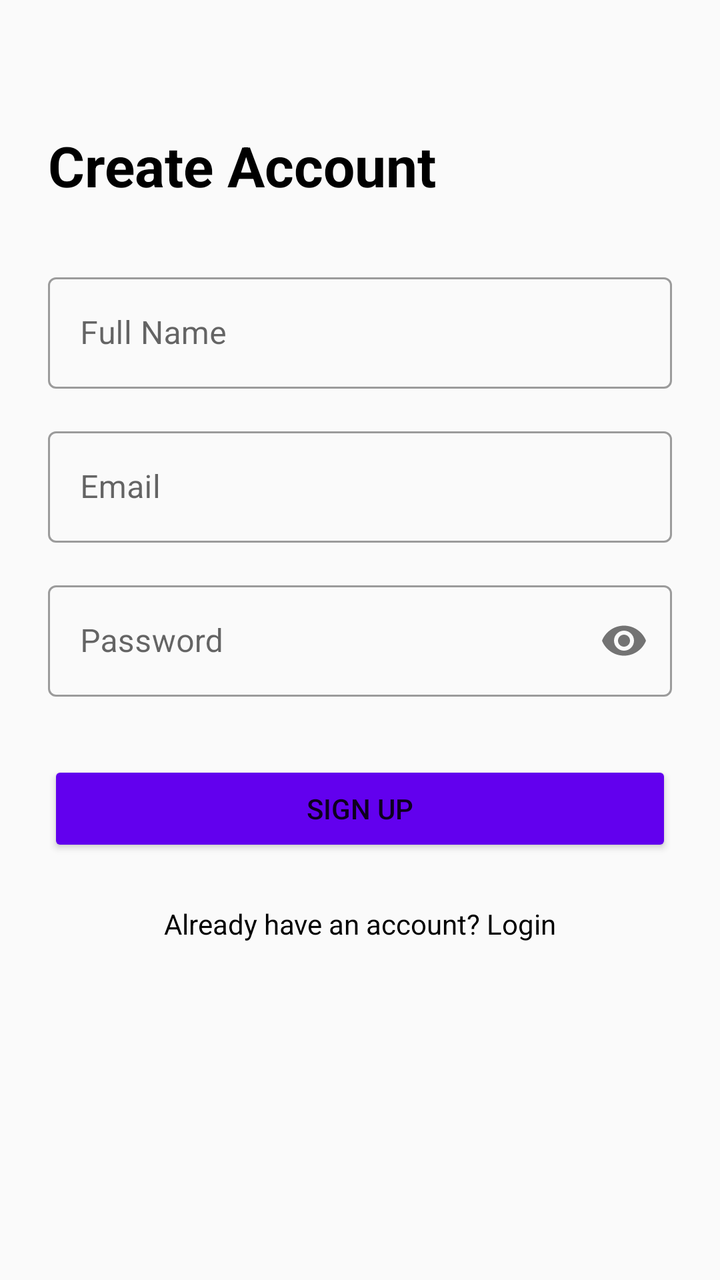
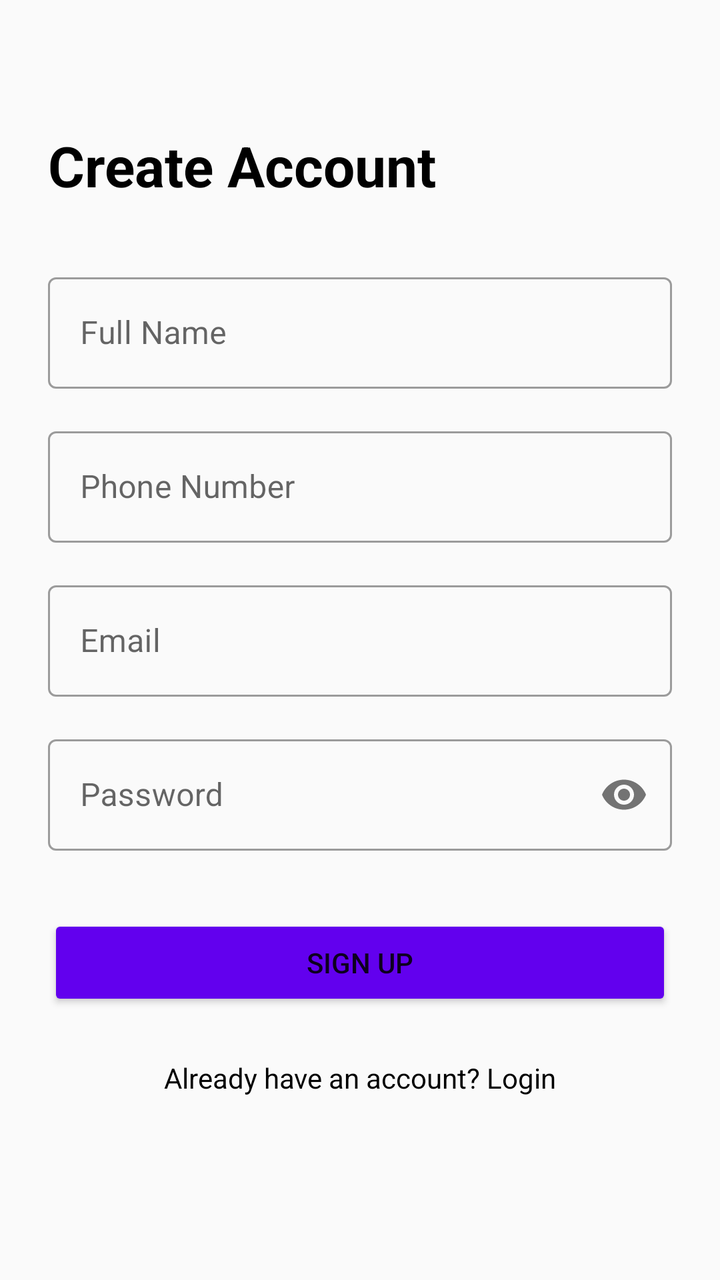

Before-and-after screenshots of an Android layout around one commit, followed by the original layout XML and the change that was made.
<!-- AndroidManifest.xml: application theme Theme.MediBook -->
<!-- res/layout/activity_signup.xml -->
<?xml version="1.0" encoding="utf-8"?>
<androidx.constraintlayout.widget.ConstraintLayout xmlns:android="http://schemas.android.com/apk/res/android"
    xmlns:app="http://schemas.android.com/apk/res-auto"
    android:layout_width="match_parent"
    android:layout_height="match_parent"
    android:padding="24dp">

    <TextView
        android:id="@+id/signup_title"
        android:layout_width="wrap_content"
        android:layout_height="wrap_content"
        android:text="Create Account"
        android:textSize="28sp"
        android:textStyle="bold"
        android:textColor="@color/black"
        android:layout_marginTop="40dp"
        app:layout_constraintTop_toTopOf="parent"
        app:layout_constraintStart_toStartOf="parent" />

    <com.google.android.material.textfield.TextInputLayout
        android:id="@+id/name_layout"
        style="@style/Widget.MaterialComponents.TextInputLayout.OutlinedBox"
        android:layout_width="match_parent"
        android:layout_height="wrap_content"
        android:layout_marginTop="32dp"
        android:hint="Full Name"
        app:layout_constraintTop_toBottomOf="@id/signup_title">

        <com.google.android.material.textfield.TextInputEditText
            android:id="@+id/name_edit_text"
            android:layout_width="match_parent"
            android:layout_height="wrap_content"
            android:inputType="textPersonName" />
    </com.google.android.material.textfield.TextInputLayout>

    <com.google.android.material.textfield.TextInputLayout
        android:id="@+id/email_layout"
        style="@style/Widget.MaterialComponents.TextInputLayout.OutlinedBox"
        android:layout_width="match_parent"
        android:layout_height="wrap_content"
        android:layout_marginTop="16dp"
        android:hint="Email"
        app:layout_constraintTop_toBottomOf="@id/name_layout">

        <com.google.android.material.textfield.TextInputEditText
            android:id="@+id/email_edit_text"
            android:layout_width="match_parent"
            android:layout_height="wrap_content"
            android:inputType="textEmailAddress" />
    </com.google.android.material.textfield.TextInputLayout>

    <com.google.android.material.textfield.TextInputLayout
        android:id="@+id/password_layout"
        style="@style/Widget.MaterialComponents.TextInputLayout.OutlinedBox"
        android:layout_width="match_parent"
        android:layout_height="wrap_content"
        android:layout_marginTop="16dp"
        android:hint="Password"
        app:passwordToggleEnabled="true"
        app:layout_constraintTop_toBottomOf="@id/email_layout">

        <com.google.android.material.textfield.TextInputEditText
            android:id="@+id/password_edit_text"
            android:layout_width="match_parent"
            android:layout_height="wrap_content"
            android:inputType="textPassword" />
    </com.google.android.material.textfield.TextInputLayout>

    <Button
        android:id="@+id/signup_button"
        android:layout_width="match_parent"
        android:layout_height="wrap_content"
        android:layout_marginTop="32dp"
        android:padding="12dp"
        android:text="Sign Up"
        android:backgroundTint="@color/purple_500"
        app:layout_constraintTop_toBottomOf="@id/password_layout" />

    <TextView
        android:id="@+id/login_redirect"
        android:layout_width="wrap_content"
        android:layout_height="wrap_content"
        android:layout_marginTop="24dp"
        android:text="Already have an account? Login"
        android:textColor="@color/black"
        app:layout_constraintTop_toBottomOf="@id/signup_button"
        app:layout_constraintStart_toStartOf="parent"
        app:layout_constraintEnd_toEndOf="parent" />

</androidx.constraintlayout.widget.ConstraintLayout>
<!-- resources referenced by this layout -->
<resources>
  <color name="black">#FF000000</color>
  <color name="purple_500">#FF6200EE</color>
  <style name="Theme.MediBook" parent="Theme.MaterialComponents.DayNight.NoActionBar.Bridge">
          
          <item name="colorPrimary">@color/purple_500</item>
          <item name="colorPrimaryVariant">@color/purple_700</item>
          <item name="colorOnPrimary">@color/white</item>
          
          <item name="colorSecondary">@color/teal_200</item>
          <item name="colorSecondaryVariant">@color/teal_700</item>
          <item name="colorOnSecondary">@color/black</item>
          
          <item name="android:statusBarColor">@color/purple_700</item>
          
      </style>
  <color name="purple_700">#FF3700B3</color>
  <color name="white">#FFFFFFFF</color>
  <color name="teal_200">#FF03DAC5</color>
  <color name="teal_700">#FF018786</color>
</resources>

<!-- the commit's change to res/layout/activity_signup.xml (unified diff, before → after) -->
@@ -34,13 +34,29 @@
     </com.google.android.material.textfield.TextInputLayout>
 
     <com.google.android.material.textfield.TextInputLayout
+        android:id="@+id/phone_layout"
+        style="@style/Widget.MaterialComponents.TextInputLayout.OutlinedBox"
+        android:layout_width="match_parent"
+        android:layout_height="wrap_content"
+        android:layout_marginTop="16dp"
+        android:hint="Phone Number"
+        app:layout_constraintTop_toBottomOf="@id/name_layout">
+
+        <com.google.android.material.textfield.TextInputEditText
+            android:id="@+id/phone_edit_text"
+            android:layout_width="match_parent"
+            android:layout_height="wrap_content"
+            android:inputType="phone" />
+    </com.google.android.material.textfield.TextInputLayout>
+
+    <com.google.android.material.textfield.TextInputLayout
         android:id="@+id/email_layout"
         style="@style/Widget.MaterialComponents.TextInputLayout.OutlinedBox"
         android:layout_width="match_parent"
         android:layout_height="wrap_content"
         android:layout_marginTop="16dp"
         android:hint="Email"
-        app:layout_constraintTop_toBottomOf="@id/name_layout">
+        app:layout_constraintTop_toBottomOf="@id/phone_layout">
 
         <com.google.android.material.textfield.TextInputEditText
             android:id="@+id/email_edit_text"
@@ -76,6 +92,16 @@
         android:backgroundTint="@color/purple_500"
         app:layout_constraintTop_toBottomOf="@id/password_layout" />
 
+    <ProgressBar
+        android:id="@+id/progress_bar"
+        android:layout_width="wrap_content"
+        android:layout_height="wrap_content"
+        android:layout_marginTop="16dp"
+        android:visibility="gone"
+        app:layout_constraintTop_toBottomOf="@id/signup_button"
+        app:layout_constraintStart_toStartOf="parent"
+        app:layout_constraintEnd_toEndOf="parent" />
+
     <TextView
         android:id="@+id/login_redirect"
         android:layout_width="wrap_content"
